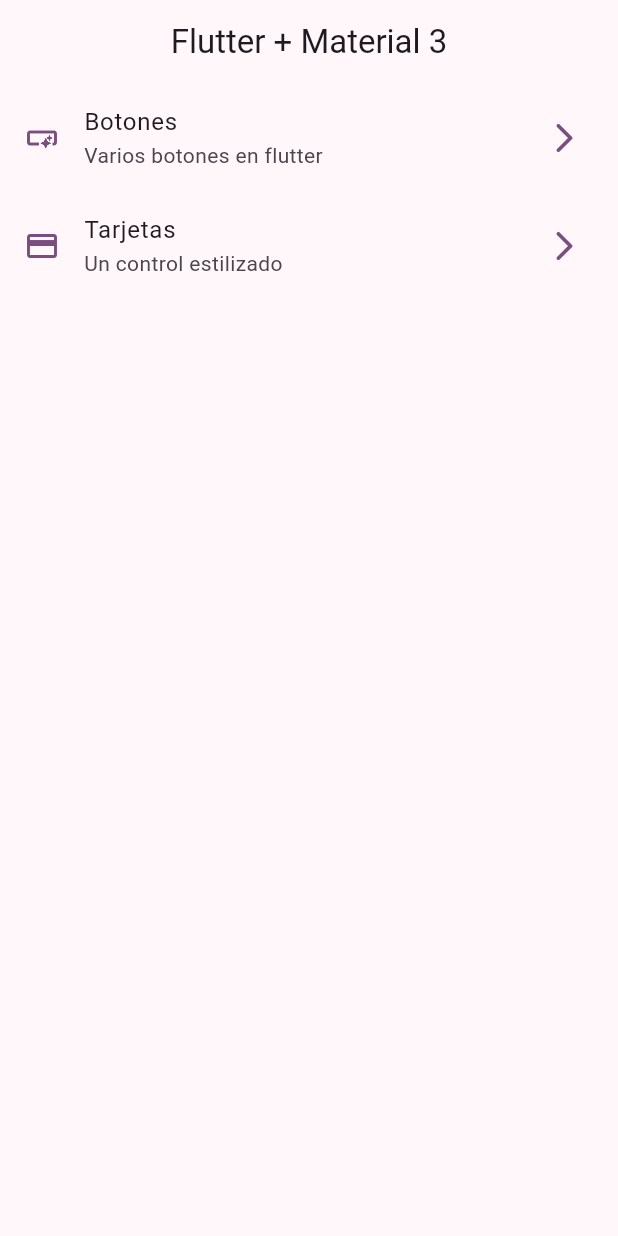
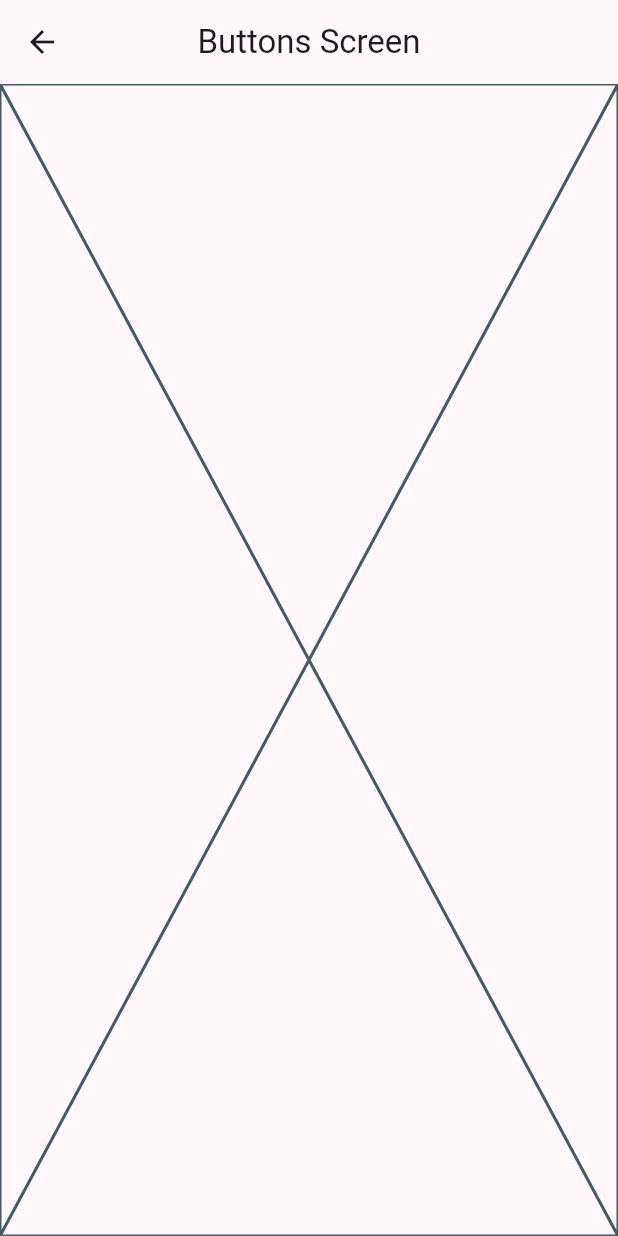
Before and after one commit to RommelOlachea/flutter_widgets_app, a Flutter app: the screen it shows after launch, after a tap on "Botones", on a phone screen of 412 x 824 dp. Run offline on Flutter 3.47's test engine with Material 2 defaults, Android fonts, the phone set to English and light mode, and no system bars.

```diff
--- a/lib/config/menu/menu_items.dart
+++ b/lib/config/menu/menu_items.dart
@@ -23,7 +23,7 @@ const appMenuItems = <MenuItem>[
   MenuItem(
     title: 'Tarjetas',
     subTitle: 'Un control estilizado',
-    link: '/card',
+    link: '/cards',
     icon: Icons.credit_card
   ),
 
--- a/lib/main.dart
+++ b/lib/main.dart
@@ -1,7 +1,9 @@
 import 'package:flutter/material.dart';
 import 'package:widgets_app/config/menu/menu_items.dart';
 import 'package:widgets_app/config/theme/app_theme.dart';
-import 'package:widgets_app/presentation/home_screen.dart';
+import 'package:widgets_app/presentation/screens/buttons/buttons_screen.dart';
+import 'package:widgets_app/presentation/screens/cards/cards_screen.dart';
+import 'package:widgets_app/presentation/screens/home/home_screen.dart';
 
 void main() {
   runApp(const MainApp());
@@ -16,6 +18,10 @@ class MainApp extends StatelessWidget {
       debugShowCheckedModeBanner: false,
       theme: AppTheme(selectedColor: 4).getTheme(),
       home: HomeScreen(),
+      routes: {
+        '/buttons' :(context) => const ButtonsScreen(),
+        '/cards' :(context) => const CardsScreen(),
+      },
     );
   }
 }
--- /dev/null
+++ b/lib/presentation/screens/buttons/buttons_screen.dart
@@ -0,0 +1,15 @@
+import 'package:flutter/material.dart';
+
+class ButtonsScreen extends StatelessWidget {
+  const ButtonsScreen({super.key});
+
+  @override
+  Widget build(BuildContext context) {
+    return Scaffold(
+      appBar: AppBar(
+        title: const Text('Buttons Screen'),
+      ),
+      body: const Placeholder(),
+    );
+  }
+}
--- a/lib/presentation/home_screen.dart
+++ b/lib/presentation/screens/home/home_screen.dart
@@ -1,5 +1,6 @@
 import 'package:flutter/material.dart';
 import 'package:widgets_app/config/menu/menu_items.dart';
+import 'package:widgets_app/presentation/screens/buttons/buttons_screen.dart';
 
 class HomeScreen extends StatelessWidget {
   const HomeScreen({super.key});
@@ -42,12 +43,24 @@ class _CustomListTile extends StatelessWidget {
     final colors = Theme.of(context).colorScheme;
 
     return ListTile(
-      leading: Icon(menuItem.icon, color: colors.primary,),
-      trailing: Icon(Icons.arrow_forward_ios_rounded, color: colors.primary,),
+      leading: Icon(
+        menuItem.icon,
+        color: colors.primary,
+      ),
+      trailing: Icon(
+        Icons.arrow_forward_ios_rounded,
+        color: colors.primary,
+      ),
       title: Text(menuItem.title),
       subtitle: Text(menuItem.subTitle),
       onTap: () {
-          //todo: navegar hacia otra pantalla
+        // Navigator.of(context).push(
+        //     MaterialPageRoute(
+        //       builder: (context) => const ButtonsScreen(),
+        //     ),
+        //   );
+
+        Navigator.pushNamed(context, menuItem.link);
       },
     );
   }
```
Also changed, not shown: lib/presentation/screens/cards/cards_screen.dart (added, +15 -0 lines).
